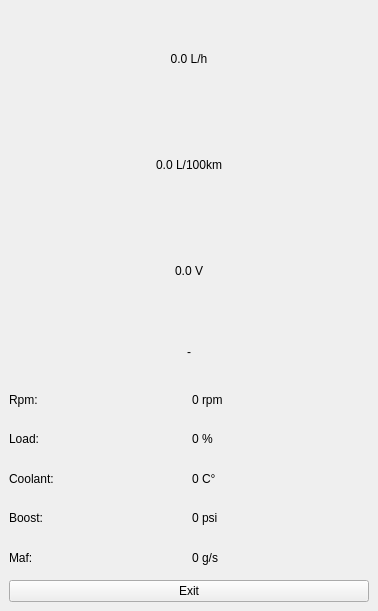
Above: obdscan.ui from takyonxxx/ObdReader before the change. Below: the same form after it.
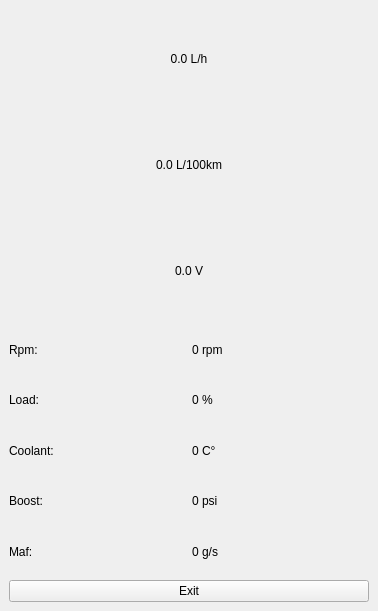
That is the form after the change.

The edit to the form file:
```diff
--- a/obdscan.ui
+++ b/obdscan.ui
@@ -65,22 +65,6 @@
         </property>
        </widget>
       </item>
-      <item>
-       <widget class="QLabel" name="labelCommand">
-        <property name="maximumSize">
-         <size>
-          <width>16777215</width>
-          <height>50</height>
-         </size>
-        </property>
-        <property name="text">
-         <string>-</string>
-        </property>
-        <property name="alignment">
-         <set>Qt::AlignCenter</set>
-        </property>
-       </widget>
-      </item>
       <item>
        <layout class="QGridLayout" name="gridLayout">
         <item row="1" column="1">
```
